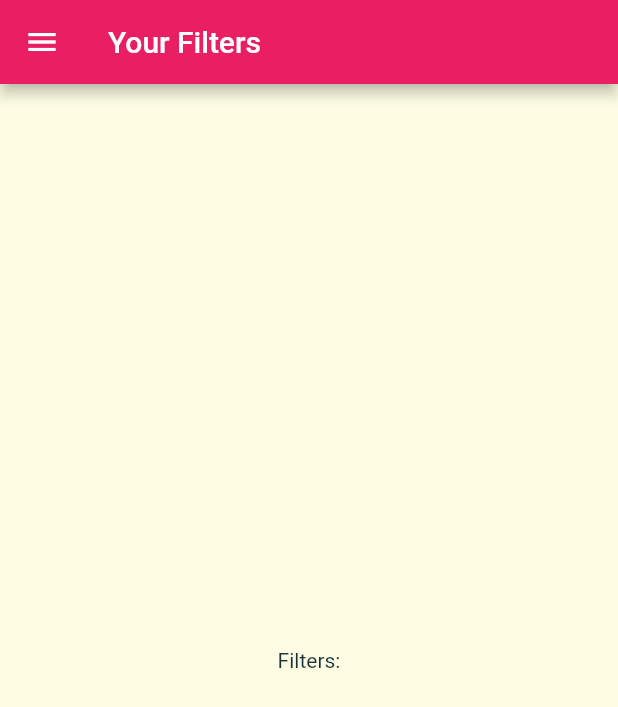
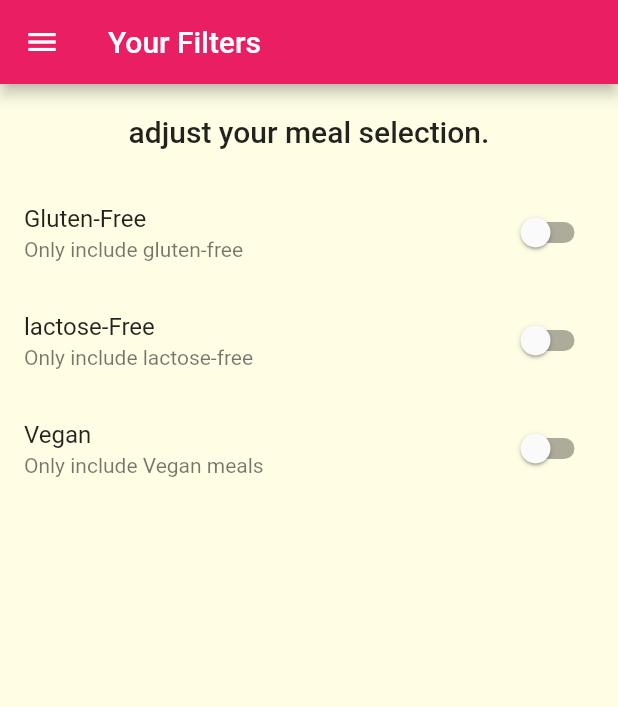
Before and after one commit to Issam-adh/Meals_App, a Flutter app: the FilterScreen screen opened by its route, on a phone screen of 412 x 824 dp. Shown: the top 707 px of the screen. Run offline on Flutter 3.47's test engine with Material 2 defaults, Android fonts, the phone set to English and light mode, and no system bars; Roboto replaces fonts that are missing (Raleway, RobotoCondensed).

Commit message:
adding the filter page

```diff
--- a/lib/screens/filters_screen.dart
+++ b/lib/screens/filters_screen.dart
@@ -1,8 +1,26 @@
 import 'package:Meals_App/widgets/main_drawer.dart';
 import 'package:flutter/material.dart';
 
-class FilterScreen extends StatelessWidget {
+class FilterScreen extends StatefulWidget {
   static const routeName = '/filters';
+
+  @override
+  _FilterScreenState createState() => _FilterScreenState();
+}
+
+class _FilterScreenState extends State<FilterScreen> {
+  bool _glutenFree = false;
+  bool _vegetarian = false;
+  bool _vegan = false;
+  bool _lactoseFree = false;
+
+  Widget _buildSwitchListTile(String title, String descriptions, bool currentValue, Function updateValue){
+    return SwitchListTile(title: Text(title), value: currentValue, subtitle: Text(descriptions), onChanged: (updateValue) {
+
+            },);
+
+  }
+
   @override
   Widget build(BuildContext context) {
     return Scaffold(
@@ -11,8 +29,37 @@ class FilterScreen extends StatelessWidget {
         title: Text('Your Filters'),
       ),
       drawer: MainDrawer(),
-      body: Center(
-        child: Text('Filters:'),
+      body: Column(
+        children: <Widget>[
+          Container(
+            padding: EdgeInsets.all(20),
+            child: Text('adjust your meal selection.',
+            style: Theme.of(context).textTheme.title,),
+          ),
+          Expanded(child: ListView(children: <Widget> [
+            _buildSwitchListTile('Gluten-Free', 'Only include gluten-free',
+            _glutenFree,
+            (newValue) {
+              setState(
+                () {
+                _glutenFree = newValue;
+              },);},),
+                _buildSwitchListTile('lactose-Free', 'Only include lactose-free',
+            _lactoseFree,
+            (newValue) {
+              setState(
+                () {
+                _lactoseFree = newValue;
+              },);},),
+              _buildSwitchListTile('Vegan', 'Only include Vegan meals',
+            _vegan,
+            (newValue) {
+              setState(
+                () {
+                _vegan = newValue;
+              },);},)
+          ],),)
+        ]
       ),
     );
   }
```
